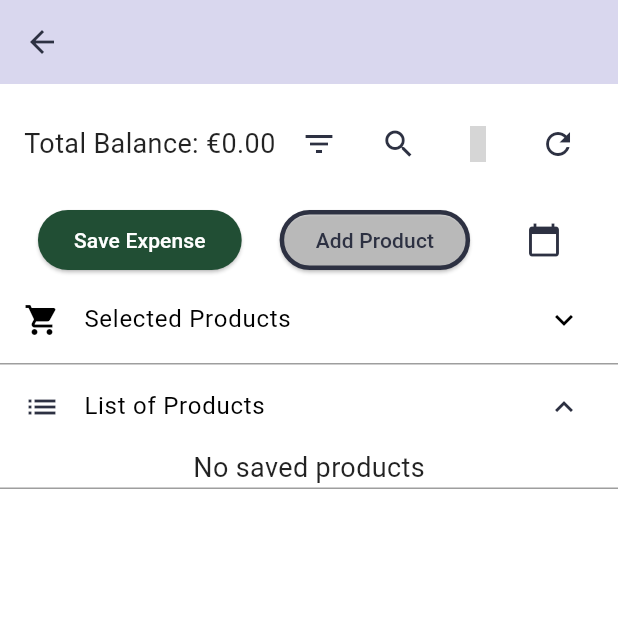
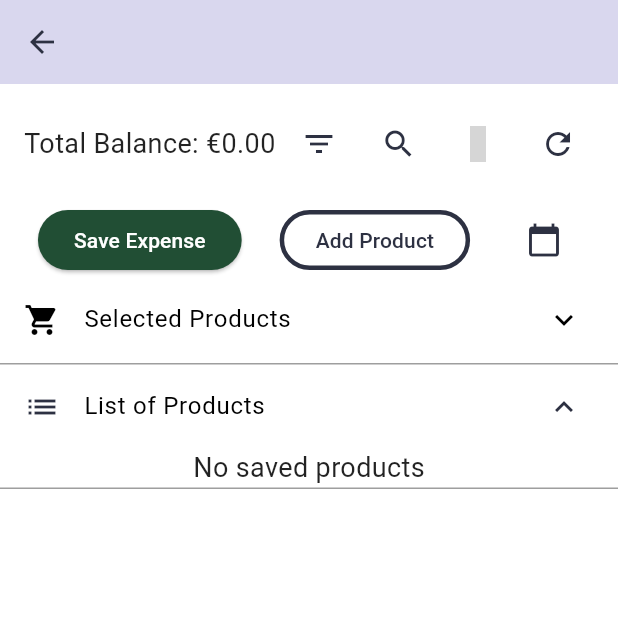
Before and after one commit to andreaferraboli/tracker, a Flutter app: the SupermarketScreen screen opened directly, on a phone screen of 412 x 824 dp, the top half of it. Run offline on Flutter 3.47's test engine with Material 3 defaults, Android fonts, the phone set to English and light mode, and no system bars; drawn by our look-alikes of toastification; our stand-ins replace cloud_firestore, firebase_auth, firebase_core, firebase_storage, fl_chart, flutter_colorpicker and 6 more; accounts and stored records are empty; generated files the repository leaves out were written again; grey boxes are pictures that could not be loaded.

Commit message:
fix grey background

```diff
--- a/lib/models/period_selector.dart
+++ b/lib/models/period_selector.dart
@@ -79,6 +79,7 @@ class PeriodSelector extends StatelessWidget {
         else
           ElevatedButton(
             style: ElevatedButton.styleFrom(
+              shadowColor: Colors.transparent,
               backgroundColor: Colors.transparent,
             ),
             onPressed: onSelectDate,
--- a/lib/routes/supermarket_screen.dart
+++ b/lib/routes/supermarket_screen.dart
@@ -808,7 +808,9 @@ class SupermarketScreenState extends ConsumerState<SupermarketScreen> {
             else
               ElevatedButton(
                 style: ElevatedButton.styleFrom(
-                  backgroundColor: const Color.fromARGB(0, 255, 255, 255),
+                  backgroundColor: Colors
+                      .transparent,
+                  shadowColor: Colors.transparent,
                   side: BorderSide(
                     width: 3,
                     color: Theme.of(context).colorScheme.primary,
```
